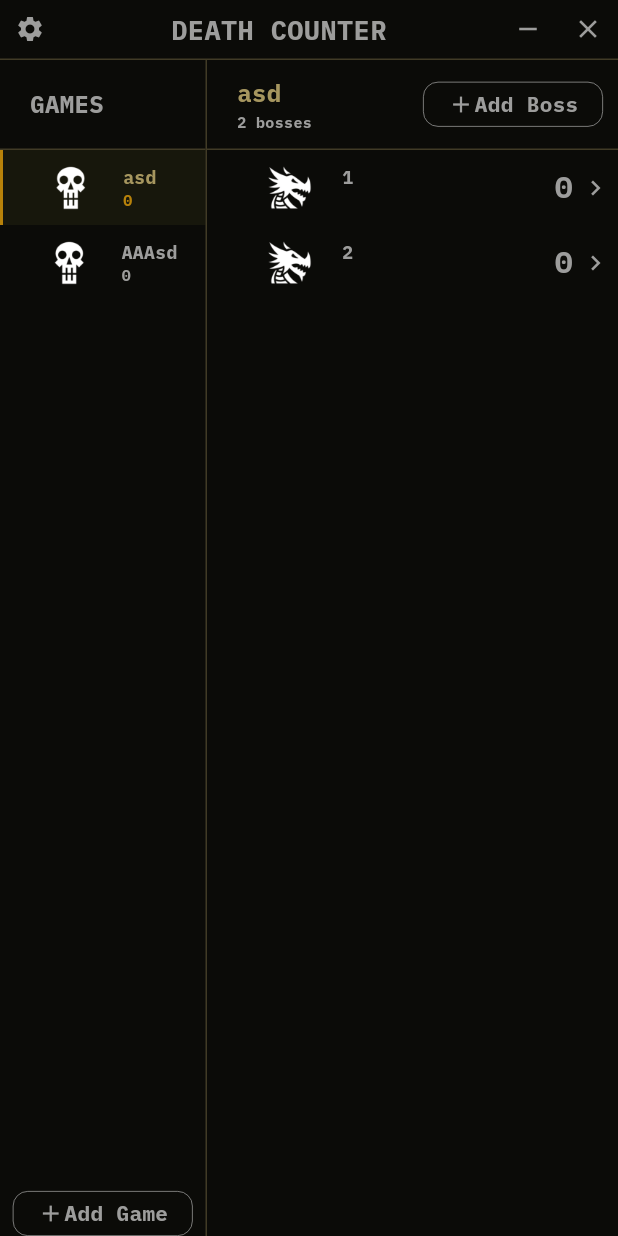
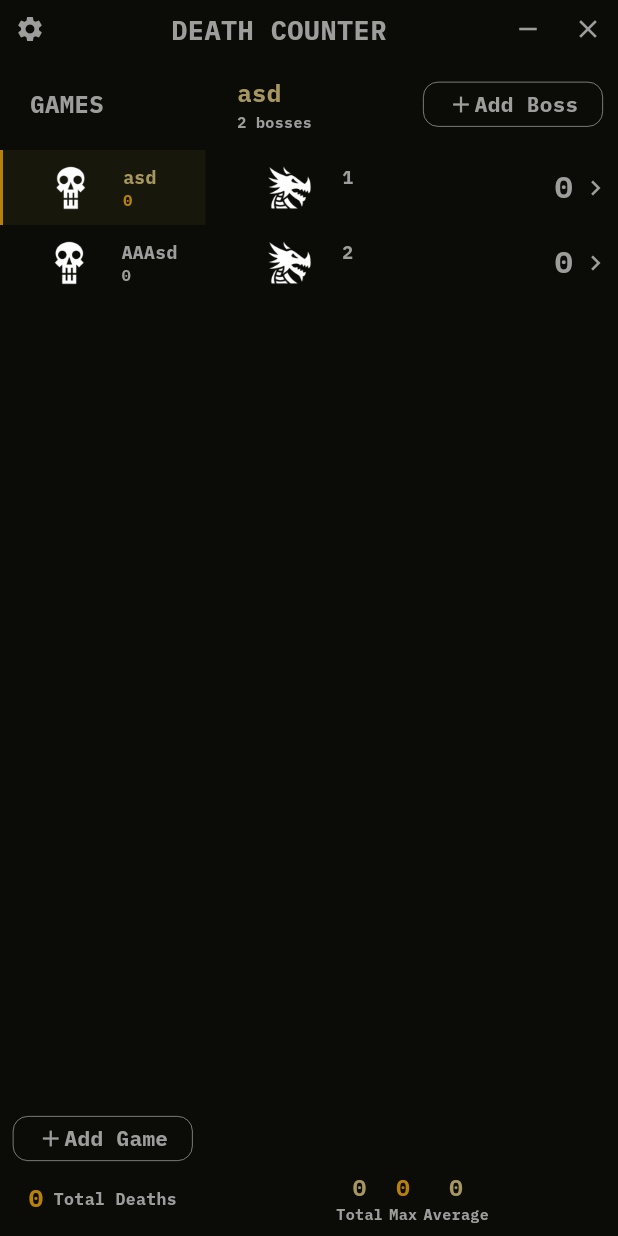
Before and after one commit to Wonder849/Death-Counter, a Flutter app: the screen it shows after launch, after a tap on "asd", on a phone screen of 412 x 824 dp. Run offline on Flutter 3.47's test engine with Material 3 defaults, Android fonts, the light colour scheme and no system bars; missing offline and left inert: window_manager.

Commit message:
Add footer

```diff
--- a/lib/lists/lists_controllers/boss_list_controller.dart
+++ b/lib/lists/lists_controllers/boss_list_controller.dart
@@ -54,4 +54,40 @@ class BossListController with ChangeNotifier {
 
     notifyListeners();
   }
+
+  int CountTotalDeaths() {
+
+    int deaths = 0;
+
+    for(int i = 0; i < bossList.length; ++i) {
+      deaths += bossList[i].bossDeaths ?? 0;
+    }
+
+    return deaths;
+  }
+
+  int FindMaxDeaths() {
+
+    int maxDeaths = 0;
+
+    for(int i = 0; i < bossList.length; ++i) {
+      if((bossList[i].bossDeaths ?? 0 ) > maxDeaths) {
+        maxDeaths = bossList[i].bossDeaths ?? 0;
+      }
+    }
+
+    return maxDeaths;
+  }
+
+  int FindAverageDeaths() {
+
+    int deaths = 0;
+
+    for(int i = 0; i < bossList.length; ++i) {
+      deaths += bossList[i].bossDeaths ?? 0;
+    }
+
+    deaths = bossList.isNotEmpty ? (deaths ~/ bossList.length) : 0;
+    return deaths;
+  }
 }
--- a/lib/lists/lists_controllers/games_list_controller.dart
+++ b/lib/lists/lists_controllers/games_list_controller.dart
@@ -54,4 +54,23 @@ class GamesListController with ChangeNotifier {
 
     notifyListeners();
   }
+
+  int countAllDeaths() {
+
+    int deaths = 0;
+
+    for(int i = 0; i < gamesList.length; ++i) {
+      var bosses = gamesList[i].bosses;
+      if(bosses == null) {
+        continue;
+      }
+
+      for(int j = 0; j < bosses.length; ++j) {
+
+        deaths += bosses[j].bossDeaths ?? 0;
+      }
+    }
+
+    return deaths;
+  }
 }
--- a/lib/main.dart
+++ b/lib/main.dart
@@ -12,7 +12,7 @@ void main() async {
     titleBarStyle: TitleBarStyle.hidden, // Hide classic title bar
     size: Size(800, 600),
     minimumSize: Size(800, 600),
-    maximumSize: Size(800, 600),
+    maximumSize: Size(1200, 800),
     center: true
   );
 
--- a/lib/pages/boss_page.dart
+++ b/lib/pages/boss_page.dart
@@ -27,7 +27,7 @@ class _BossPageState extends State<BossPage> {
               crossAxisAlignment: CrossAxisAlignment.center,
               mainAxisAlignment: MainAxisAlignment.center,
               children: [
-
+                IconButton(onPressed: () => Navigator.pop(context), icon: Icon(Icons.chevron_left, color: Colors.white,)),
               ],
             ),
           ),
--- a/lib/pages/main_page.dart
+++ b/lib/pages/main_page.dart
@@ -9,6 +9,7 @@ import 'package:death_counter/styles/sizes.dart';
 import 'package:death_counter/lists/lists_controllers/games_list_controller.dart';
 import 'package:death_counter/lists/lists_appearance/lists_headers.dart';
 import 'package:death_counter/utils/buttons.dart';
+import 'package:death_counter/utils/footer_bar.dart';
 import 'package:death_counter/utils/title_bar.dart';
 import 'package:flutter/material.dart';
 
@@ -88,7 +89,8 @@ class _MainPageState extends State<MainPage> {
                           onGameTap: onGameSelected,
                           ),
                       ),
-                      MyActionButton( icon: Icons.add, iconSize: 18, text: "Add Game", onPressed: () => addGame())
+                      MyActionButton( icon: Icons.add, iconSize: 18, text: "Add Game", onPressed: () => addGame()),
+                      CustomFooterBarGamesPart(gamesListNotifier: _gamesListController, bossListNotifier: _bossListController)
                     ],
                   ),
                 ),
@@ -104,7 +106,8 @@ class _MainPageState extends State<MainPage> {
                       BossListHeader(listNotifier: _gamesListController,  onButtonClicked: addBoss),
                       // For list knows its hight limits
                       // other way its not working XD
-                      Expanded(child: BossListBody(listNotifier: _bossListController))
+                      Expanded(child: BossListBody(listNotifier: _bossListController)),
+                      CustomFooterBarBossPart(gamesListNotifier: _gamesListController, bossListNotifier: _bossListController)
                     ],
                   ),
                 ),
--- a/lib/styles/colors.dart
+++ b/lib/styles/colors.dart
@@ -3,8 +3,8 @@ import 'package:flutter/material.dart';
 class MyColors
 {
   static const mainDarkColor = Color(0xFF0b0b08);
-  static const bordersColor = Color(0xFF413B26);
-  //static const bordersColor = Color.fromARGB(0, 65, 59, 38);
+  //static const bordersColor = Color(0xFF413B26);
+  static const bordersColor = Color.fromARGB(0, 65, 59, 38);
   static const whiteColor = Color(0xFF9d9d9c);
   static const yellowColor = Color(0xFFB8820A);
   static const almostYellowColor = Color(0xFFA6965F);
--- a/lib/styles/sizes.dart
+++ b/lib/styles/sizes.dart
@@ -32,5 +32,7 @@ class MySizes
   static const double modalIconsSize = 30;
   static const double modalIconsBorderRadius = 10;
 
-  static const double footerBarHeight = 70;
+  static const double footerBarHeight = 50;
+  static const double footerBarBossTextSz = 15;
+  static const double footerBarBossSpacers = 80;
 }
--- a/lib/tiles/boss_tile.dart
+++ b/lib/tiles/boss_tile.dart
@@ -1,4 +1,5 @@
 import 'package:death_counter/models/boss_model.dart';
+import 'package:death_counter/pages/boss_page.dart';
 import 'package:death_counter/utils/buttons.dart';
 import 'package:death_counter/styles/colors.dart';
 import 'package:death_counter/styles/sizes.dart';
@@ -24,9 +25,33 @@ class _BossTileState extends State<BossTile> {
 
   @override
   Widget build(BuildContext context) {
-    return Container(
+    return InkWell(
+      onDoubleTap: () {
+        Navigator.push(
+          context,
+          PageRouteBuilder(
+            transitionDuration: const Duration(milliseconds: 500),
+            pageBuilder: (context, animation, secondaryAnimation) =>
+              BossPage(boss: widget.boss),
+              transitionsBuilder: (context, animation, secondaryAnimation, child) {
+                final tween = Tween<Offset>(
+                  begin: const Offset(1.0, 0.0),
+                  end: Offset.zero,
+                ).chain(CurveTween(curve: Curves.easeOutCubic));
+
+                return SlideTransition(
+                  position: animation.drive(tween),
+                  child: child,
+                );
+              },
+          ),
+        );
+      },
+      hoverColor: MyColors.greyColor,
+      splashColor: Colors.transparent,
+      child: Container(
         height: MySizes.tilesHight,
-      padding: EdgeInsets.only( left:widget.boss.isDefeated? 5 : 40 ),
+        padding: EdgeInsets.only( left:widget.boss.isDefeated? 10 : 40 ),
         decoration: BoxDecoration(
           color: isSelected ? MyColors.activeTileBg : Colors.transparent,
           border: Border(
@@ -37,7 +62,11 @@ class _BossTileState extends State<BossTile> {
           children: [
             if(widget.boss.isDefeated) ...[
               Image(
-             image: AssetImage('Img/defeated_boss.png'),height: MySizes.iconsSz - 15, width: MySizes.iconsSz, fit: BoxFit.contain,color: MyColors.yellowColor,
+                image: AssetImage('Img/defeated_boss.png'),
+                height: MySizes.iconsSz - 15,
+                width: MySizes.iconsSz,
+                fit: BoxFit.contain,
+                color: MyColors.defeatedBossColor,
               )
             ],
             Image(
@@ -80,6 +109,7 @@ class _BossTileState extends State<BossTile> {
             )
           ],
         ),
+      ),
     );
   }
 }
--- a/lib/utils/footer_bar.dart
+++ b/lib/utils/footer_bar.dart
@@ -1,15 +1,15 @@
 import 'package:death_counter/lists/lists_controllers/boss_list_controller.dart';
 import 'package:death_counter/lists/lists_controllers/games_list_controller.dart';
+import 'package:death_counter/styles/colors.dart';
 import 'package:death_counter/styles/sizes.dart';
 import 'package:flutter/material.dart';
 
-// Displays all games deaths and some
-// boss deaths info
-class CustomFooterBar extends StatelessWidget {
+// Displays all games deaths
+class CustomFooterBarGamesPart extends StatelessWidget {
   final GamesListController gamesListNotifier;
   final BossListController bossListNotifier;
 
-  const CustomFooterBar({
+  const CustomFooterBarGamesPart({
     super.key,
     required this.gamesListNotifier,
     required this.bossListNotifier,
@@ -24,9 +24,23 @@ class CustomFooterBar extends StatelessWidget {
           height: MySizes.footerBarHeight,
           child: Row(
             crossAxisAlignment: CrossAxisAlignment.center,
+            mainAxisAlignment: MainAxisAlignment.center,
             children: [
-              Container(
-                child: Text(""),
+              Text(
+                gamesListNotifier.countAllDeaths().toString(),
+                style: TextStyle(
+                  color: MyColors.yellowColor,
+                  fontSize: MySizes.titlesTextSz
+                ),
+                textAlign: TextAlign.center,
+              ),
+              Text(
+                " Total Deaths",
+                style: TextStyle(
+                  color: MyColors.whiteColor,
+                  fontSize: MySizes.titlesTextSz - 5
+                ),
+                textAlign: TextAlign.center,
               ),
             ],
           ),
@@ -35,3 +49,102 @@ class CustomFooterBar extends StatelessWidget {
     );
   }
 }
+
+
+// Displays selected game info
+class CustomFooterBarBossPart extends StatelessWidget {
+  final GamesListController gamesListNotifier;
+  final BossListController bossListNotifier;
+
+  const CustomFooterBarBossPart({
+    super.key,
+    required this.gamesListNotifier,
+    required this.bossListNotifier,
+  });
+
+  @override
+  Widget build(BuildContext context) {
+    return ListenableBuilder(
+      listenable: Listenable.merge([gamesListNotifier, bossListNotifier]),
+      builder: (context, child) {
+        return SizedBox(
+          height: MySizes.footerBarHeight,
+          child: Row(
+            crossAxisAlignment: CrossAxisAlignment.center,
+            mainAxisAlignment: MainAxisAlignment.spaceAround,
+            children: [
+              SizedBox(width: MySizes.footerBarBossSpacers,),
+              Column(
+                crossAxisAlignment: CrossAxisAlignment.center,
+                mainAxisAlignment: MainAxisAlignment.center,
+                children: [
+                  Text(
+                    bossListNotifier.CountTotalDeaths().toString(),
+                    style: TextStyle(
+                      color: MyColors.almostYellowColor,
+                      fontSize: MySizes.footerBarBossTextSz
+                    ),
+                    textAlign: TextAlign.center,
+                  ),
+                  Text(
+                    "Total",
+                    style: TextStyle(
+                      color: MyColors.whiteColor,
+                      fontSize: MySizes.footerBarBossTextSz - 5
+                    ),
+                    textAlign: TextAlign.center,
+                  ),
+                ],
+              ),
+              Column(
+                crossAxisAlignment: CrossAxisAlignment.center,
+                mainAxisAlignment: MainAxisAlignment.center,
+                children: [
+                  Text(
+                    bossListNotifier.FindMaxDeaths().toString(),
+                    style: TextStyle(
+                      color: MyColors.yellowColor,
+                      fontSize: MySizes.footerBarBossTextSz
+                    ),
+                    textAlign: TextAlign.center,
+                  ),
+                  Text(
+                    "Max",
+                    style: TextStyle(
+                      color: MyColors.whiteColor,
+                      fontSize: MySizes.footerBarBossTextSz - 5
+                    ),
+                    textAlign: TextAlign.center,
+                  ),
+                ],
+              ),
+              Column(
+                crossAxisAlignment: CrossAxisAlignment.center,
+                mainAxisAlignment: MainAxisAlignment.center,
+                children: [
+                  Text(
+                    bossListNotifier.FindAverageDeaths().toString(),
+                    style: TextStyle(
+                      color: MyColors.almostYellowColor,
+                      fontSize: MySizes.footerBarBossTextSz
+                    ),
+                    textAlign: TextAlign.center,
+                  ),
+                  Text(
+                    "Average",
+                    style: TextStyle(
+                      color: MyColors.whiteColor,
+                      fontSize: MySizes.footerBarBossTextSz - 5
+                    ),
+                    textAlign: TextAlign.center,
+                  ),
+                ],
+              ),
+              SizedBox(width: MySizes.footerBarBossSpacers,)
+            ],
+          ),
+        );
+      },
+    );
+  }
+}
```
Lines whose indentation alone changed are shown as unchanged.
